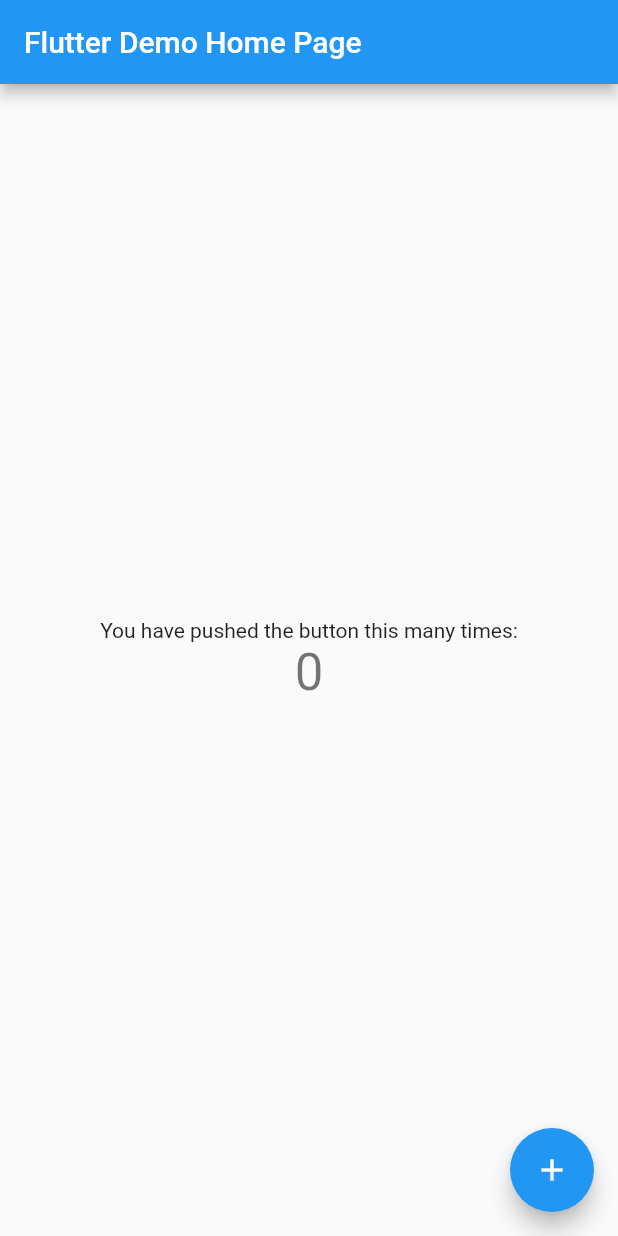
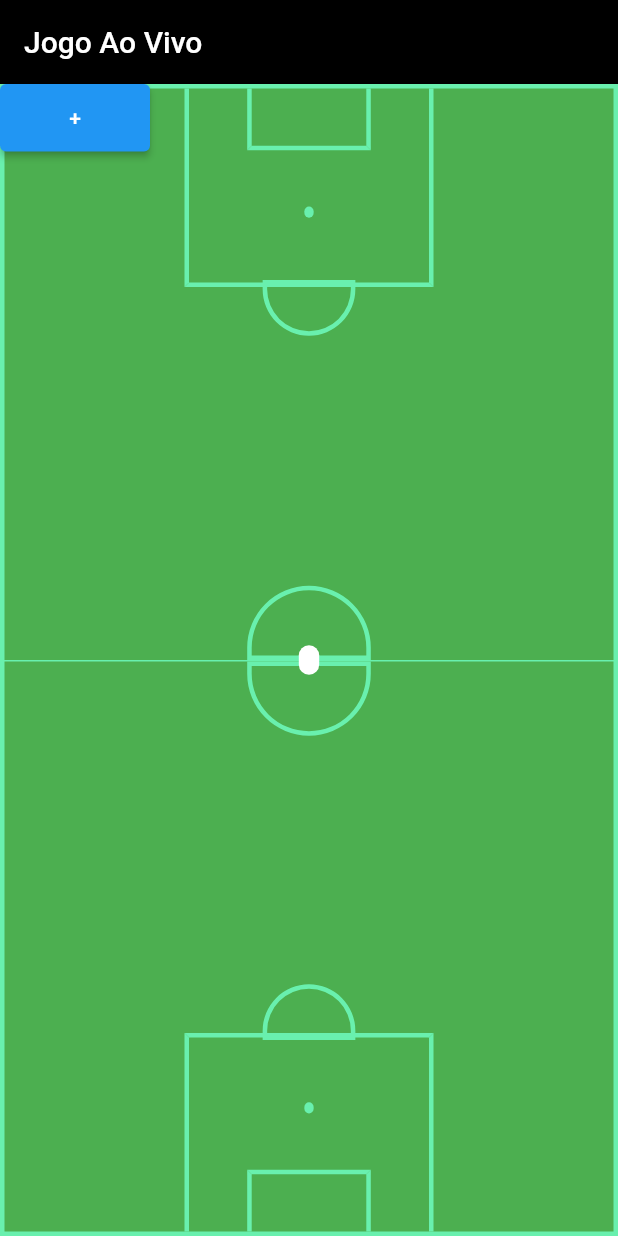
Before and after one commit to vmendesneto/Game-Real-Time, a Flutter app: the screen it shows after launch, on a phone screen of 412 x 824 dp. Run offline on Flutter 3.47's test engine with Material 2 defaults, Android fonts, the phone set to English and light mode, and no system bars; our stand-ins replace flutter_riverpod.

Commit message:
Campo pronto, bola movimentando atraves de botão.

```diff
--- /dev/null
+++ b/lib/Campo/campo_screen.dart
@@ -0,0 +1,289 @@
+import 'package:flutter/material.dart';
+import 'package:flutter_riverpod/flutter_riverpod.dart';
+import 'package:game_real_time/Providers/bola_provider.dart';
+import 'package:game_real_time/bola/bola_old.dart';
+
+import '../bola/bola_atual.dart';
+
+class CampoScreen extends ConsumerStatefulWidget {
+  const CampoScreen({
+    Key? key,
+  }) : super(key: key);
+
+  @override
+  _CampoScreenState createState() => _CampoScreenState();
+}
+
+class _CampoScreenState extends ConsumerState<CampoScreen> {
+  @override
+  Widget build(BuildContext context) {
+    final _width = MediaQuery.of(context).size.width;
+    final _height = MediaQuery.of(context).size.height;
+    final bolaState = ref.watch(bolaProvider);
+    final bola = ref.watch(bolaProvider.notifier);
+
+    return Scaffold(
+        appBar: AppBar(
+          elevation: 0.0,
+          backgroundColor: Colors.black,
+          title: const Text(
+            "Jogo Ao Vivo",
+            textAlign: TextAlign.center,
+          ),
+        ),
+        body: RawKeyboardListener(
+            focusNode: FocusNode(),
+            autofocus: true,
+            child: Container(
+                color: Colors.greenAccent,
+                width: _width,
+                height: _height,
+                child: Center(
+                    child: Stack(children: [
+                  Column(children: [
+                    Expanded(
+                        child: Container(
+                            width: _width,
+                            color: Colors.green,
+                            margin: const EdgeInsets.only(
+                                top: 3.0, left: 3.0, right: 3.0),
+                            child: Column(
+                                crossAxisAlignment: CrossAxisAlignment.center,
+                                mainAxisAlignment:
+                                    MainAxisAlignment.spaceBetween,
+                                children: [
+                                  Container(
+                                      alignment: Alignment.center,
+                                      height: _height * 0.2,
+                                      width: _width * 0.5,
+                                      color: Colors.transparent,
+                                      child: Stack(children: [
+                                        //Pequena Area
+                                        Align(
+                                            alignment: Alignment.topCenter,
+                                            child: Container(
+                                                height: _height * 0.05,
+                                                width: _width * 0.2,
+                                                decoration: const BoxDecoration(
+                                                    //color: Colors.white,
+                                                    border: Border(
+                                                        bottom: BorderSide(
+                                                            color: Colors
+                                                                .greenAccent,
+                                                            width: 3.0),
+                                                        left: BorderSide(
+                                                            color: Colors
+                                                                .greenAccent,
+                                                            width: 3.0),
+                                                        right: BorderSide(
+                                                            color: Colors
+                                                                .greenAccent,
+                                                            width: 3.0))))),
+                                        //Penalty
+                                        Align(
+                                            alignment: Alignment.center,
+                                            child: Container(
+                                                height: _height * 0.009,
+                                                width: _width * 0.015,
+                                                decoration: BoxDecoration(
+                                                  color: Colors.greenAccent,
+                                                  borderRadius:
+                                                      BorderRadius.circular(
+                                                          100),
+                                                ))),
+                                        //Grande Area
+                                        Container(
+                                            decoration: const BoxDecoration(
+                                                //color: Colors.white,
+                                                border: Border(
+                                                    bottom: BorderSide(
+                                                        color:
+                                                            Colors.greenAccent,
+                                                        width: 3.0),
+                                                    left: BorderSide(
+                                                        color:
+                                                            Colors.greenAccent,
+                                                        width: 3.0),
+                                                    right: BorderSide(
+                                                        color:
+                                                            Colors.greenAccent,
+                                                        width: 3.0))),
+                                            margin: const EdgeInsets.only(
+                                                bottom: 32.5,
+                                                left: 20.0,
+                                                right: 20.0)),
+                                        //Meia Lua
+                                        Align(
+                                            alignment: Alignment.bottomCenter,
+                                            child: Container(
+                                                height: _height * 0.045,
+                                                width: _width * 0.15,
+                                                decoration: BoxDecoration(
+                                                    border: Border.all(
+                                                        color:
+                                                            Colors.greenAccent,
+                                                        width: 3.0),
+                                                    color: Colors.transparent,
+                                                    borderRadius:
+                                                        BorderRadius.only(
+                                                      bottomLeft:
+                                                          Radius.circular(
+                                                              _width * 0.1),
+                                                      bottomRight:
+                                                          Radius.circular(
+                                                              _width * 0.1),
+                                                    )))),
+                                      ])),
+                                  //Circulo Central
+                                  Container(
+                                    alignment: Alignment.center,
+                                    height: _height * 0.06,
+                                    width: _width * 0.2,
+                                    decoration: BoxDecoration(
+                                        border: Border.all(
+                                            color: Colors.greenAccent,
+                                            width: 3.0),
+                                        color: Colors.transparent,
+                                        borderRadius: BorderRadius.only(
+                                          topLeft:
+                                              Radius.circular(_width * 0.2),
+                                          topRight:
+                                              Radius.circular(_width * 0.2),
+                                        )),
+                                  ),
+                                ]))),
+                    Expanded(
+                        child: Container(
+                            width: _width,
+                            color: Colors.green,
+                            margin: const EdgeInsets.only(
+                                top: 1.0, left: 3.0, right: 3.0, bottom: 3.0),
+                            child: Column(
+                                crossAxisAlignment: CrossAxisAlignment.center,
+                                mainAxisAlignment:
+                                    MainAxisAlignment.spaceBetween,
+                                children: [
+                                  //Circulo Central
+                                  Container(
+                                    alignment: Alignment.center,
+                                    height: _height * 0.06,
+                                    width: _width * 0.2,
+                                    decoration: BoxDecoration(
+                                        border: Border.all(
+                                            color: Colors.greenAccent,
+                                            width: 3.0),
+                                        color: Colors.transparent,
+                                        borderRadius: BorderRadius.only(
+                                          bottomLeft:
+                                              Radius.circular(_width * 0.2),
+                                          bottomRight:
+                                              Radius.circular(_width * 0.2),
+                                        )),
+                                  ),
+                                  Container(
+                                      alignment: Alignment.center,
+                                      height: _height * 0.2,
+                                      width: _width * 0.5,
+                                      color: Colors.transparent,
+                                      child: Stack(children: [
+                                        //Meia Lua
+                                        Align(
+                                            alignment: Alignment.topCenter,
+                                            child: Container(
+                                                height: _height * 0.045,
+                                                width: _width * 0.15,
+                                                decoration: BoxDecoration(
+                                                    border: Border.all(
+                                                        color:
+                                                            Colors.greenAccent,
+                                                        width: 3.0),
+                                                    color: Colors.transparent,
+                                                    borderRadius:
+                                                        BorderRadius.only(
+                                                      topLeft: Radius.circular(
+                                                          _width * 0.1),
+                                                      topRight: Radius.circular(
+                                                          _width * 0.1),
+                                                    )))),
+
+                                        //Grande Area
+                                        Container(
+                                            decoration: const BoxDecoration(
+                                                //color: Colors.white,
+                                                border: Border(
+                                                    top: BorderSide(
+                                                        color:
+                                                            Colors.greenAccent,
+                                                        width: 3.0),
+                                                    left: BorderSide(
+                                                        color:
+                                                            Colors.greenAccent,
+                                                        width: 3.0),
+                                                    right: BorderSide(
+                                                        color:
+                                                            Colors.greenAccent,
+                                                        width: 3.0))),
+                                            margin: const EdgeInsets.only(
+                                                top: 32.5,
+                                                left: 20.0,
+                                                right: 20.0)),
+                                        //Penalty
+                                        Align(
+                                            alignment: Alignment.center,
+                                            child: Container(
+                                                height: _height * 0.009,
+                                                width: _width * 0.015,
+                                                decoration: BoxDecoration(
+                                                  color: Colors.greenAccent,
+                                                  borderRadius:
+                                                      BorderRadius.circular(
+                                                          100),
+                                                ))),
+
+                                        //Pequena Area
+                                        Align(
+                                            alignment: Alignment.bottomCenter,
+                                            child: Container(
+                                                height: _height * 0.05,
+                                                width: _width * 0.2,
+                                                decoration: const BoxDecoration(
+                                                    border: Border(
+                                                        top: BorderSide(
+                                                            color: Colors
+                                                                .greenAccent,
+                                                            width: 3.0),
+                                                        left: BorderSide(
+                                                            color: Colors
+                                                                .greenAccent,
+                                                            width: 3.0),
+                                                        right: BorderSide(
+                                                            color: Colors
+                                                                .greenAccent,
+                                                            width: 3.0))))),
+                                      ])),
+                                ]))),
+                  ]),
+                  const BolaAtual(),
+                  //bolasdif(context, ref),
+                  Container(
+                      height: 45,
+                      width: 100,
+                      child: ElevatedButton(
+                          onPressed: () {
+                            setState(() {
+                              bola.mudar();
+                            });
+                          },
+                          child: Text("+"))),
+                ])))));
+  }
+}
+
+bolasdif(BuildContext context, WidgetRef ref) {
+  final bola = ref.watch(bolaProvider);
+  if (bola.y_atual != bola.y_old || bola.x_atual != bola.x_old) {
+    return const BolaOld();
+  } else {
+    return Container();
+  }
+}
--- /dev/null
+++ b/lib/Providers/bola_provider.dart
@@ -0,0 +1,5 @@
+import 'package:flutter_riverpod/flutter_riverpod.dart';
+
+import '../bola/bola_controller.dart';
+
+final bolaProvider = StateNotifierProvider<BolaController, BolaControllerState>((ref) => BolaController());
--- /dev/null
+++ b/lib/bola/bola_atual.dart
@@ -0,0 +1,30 @@
+import 'package:flutter/material.dart';
+import 'package:flutter_riverpod/flutter_riverpod.dart';
+import 'package:game_real_time/Providers/bola_provider.dart';
+
+class BolaAtual extends ConsumerStatefulWidget {
+  const BolaAtual({Key? key}) : super(key: key);
+
+  @override
+  _BolaAtualState createState() => _BolaAtualState();
+}
+
+class _BolaAtualState extends ConsumerState<BolaAtual> {
+  //Bola
+  //NO Alignment mudar o X e Y da posição da bola
+  @override
+  Widget build(BuildContext context) {
+    final _width = MediaQuery.of(context).size.width;
+    final _height = MediaQuery.of(context).size.height;
+    final bola = ref.watch(bolaProvider);
+    return Align(
+        alignment: Alignment(bola.x_atual, bola.y_atual),
+        child: Container(
+            height: _height * 0.024,
+            width: _width * 0.033,
+            decoration: BoxDecoration(
+              color: Colors.white,
+              borderRadius: BorderRadius.circular(100),
+            )));
+  }
+}
--- /dev/null
+++ b/lib/bola/bola_controller.dart
@@ -0,0 +1,34 @@
+
+import 'package:flutter_riverpod/flutter_riverpod.dart';
+import 'dart:math';
+
+class BolaControllerState {
+  double x_atual;
+  double y_atual;
+  double x_old;
+  double y_old;
+
+  BolaControllerState({
+    this.x_atual = 0.0,
+    this.y_atual = 0.0,
+    this.x_old = -0.5,
+    this.y_old = -0.5,
+  });
+}
+
+class BolaController extends StateNotifier<BolaControllerState> {
+  BolaController([BolaControllerState? state]) : super(BolaControllerState());
+
+  mudar(){
+    for(var i = 0; i < 10; i++){
+      var x = doubleInRange(Random(), -1.0, 1.0);
+      var y = doubleInRange(Random(), -1.0, 1.0);
+      state= BolaControllerState(x_atual: x, y_atual: y );
+    }
+  }
+    double doubleInRange(Random source, num start, num end) =>
+        source.nextDouble() * (end - start) + start;
+
+
+
+}
--- /dev/null
+++ b/lib/bola/bola_old.dart
@@ -0,0 +1,30 @@
+import 'package:flutter/material.dart';
+import 'package:flutter_riverpod/flutter_riverpod.dart';
+import 'package:game_real_time/Providers/bola_provider.dart';
+
+class BolaOld extends ConsumerStatefulWidget {
+  const BolaOld({Key? key}) : super(key: key);
+
+  @override
+  _BolaOldState createState() => _BolaOldState();
+}
+
+class _BolaOldState extends ConsumerState<BolaOld> {
+  //Bola
+  //NO Alignment mudar o X e Y da posição da bola
+  @override
+  Widget build(BuildContext context) {
+    final _width = MediaQuery.of(context).size.width;
+    final _height = MediaQuery.of(context).size.height;
+    final bola = ref.watch(bolaProvider);
+    return Align(
+        alignment: Alignment(bola.x_old, bola.y_old),
+        child: Container(
+            height: _height * 0.024,
+            width: _width * 0.033,
+            decoration: BoxDecoration(
+              color: Colors.amber,
+              borderRadius: BorderRadius.circular(100),
+            )));
+  }
+}
--- a/lib/main.dart
+++ b/lib/main.dart
@@ -1,107 +1,15 @@
 import 'package:flutter/material.dart';
+import 'package:flutter_riverpod/flutter_riverpod.dart';
+import 'package:game_real_time/Campo/campo_screen.dart';
 
-void main() {
-  runApp(const MyApp());
-}
+void main() => runApp(ProviderScope(child: MyApp()));
 
 class MyApp extends StatelessWidget {
-  const MyApp({super.key});
-
-  // This widget is the root of your application.
   @override
   Widget build(BuildContext context) {
-    return MaterialApp(
-      title: 'Flutter Demo',
-      theme: ThemeData(
-
-        primarySwatch: Colors.blue,
-      ),
-      home: const MyHomePage(title: 'Flutter Demo Home Page'),
+    return const MaterialApp(
+      debugShowCheckedModeBanner: false,
+      home: CampoScreen(),
     );
   }
 }
-
-class MyHomePage extends StatefulWidget {
-  const MyHomePage({super.key, required this.title});
-
-  // This widget is the home page of your application. It is stateful, meaning
-  // that it has a State object (defined below) that contains fields that affect
-  // how it looks.
-
-  // This class is the configuration for the state. It holds the values (in this
-  // case the title) provided by the parent (in this case the App widget) and
-  // used by the build method of the State. Fields in a Widget subclass are
-  // always marked "final".
-
-  final String title;
-
-  @override
-  State<MyHomePage> createState() => _MyHomePageState();
-}
-
-class _MyHomePageState extends State<MyHomePage> {
-  int _counter = 0;
-
-  void _incrementCounter() {
-    setState(() {
-      // This call to setState tells the Flutter framework that something has
-      // changed in this State, which causes it to rerun the build method below
-      // so that the display can reflect the updated values. If we changed
-      // _counter without calling setState(), then the build method would not be
-      // called again, and so nothing would appear to happen.
-      _counter++;
-    });
-  }
-
-  @override
-  Widget build(BuildContext context) {
-    // This method is rerun every time setState is called, for instance as done
-    // by the _incrementCounter method above.
-    //
-    // The Flutter framework has been optimized to make rerunning build methods
-    // fast, so that you can just rebuild anything that needs updating rather
-    // than having to individually change instances of widgets.
-    return Scaffold(
-      appBar: AppBar(
-        // Here we take the value from the MyHomePage object that was created by
-        // the App.build method, and use it to set our appbar title.
-        title: Text(widget.title),
-      ),
-      body: Center(
-        // Center is a layout widget. It takes a single child and positions it
-        // in the middle of the parent.
-        child: Column(
-          // Column is also a layout widget. It takes a list of children and
-          // arranges them vertically. By default, it sizes itself to fit its
-          // children horizontally, and tries to be as tall as its parent.
-          //
-          // Invoke "debug painting" (press "p" in the console, choose the
-          // "Toggle Debug Paint" action from the Flutter Inspector in Android
-          // Studio, or the "Toggle Debug Paint" command in Visual Studio Code)
-          // to see the wireframe for each widget.
-          //
-          // Column has various properties to control how it sizes itself and
-          // how it positions its children. Here we use mainAxisAlignment to
-          // center the children vertically; the main axis here is the vertical
-          // axis because Columns are vertical (the cross axis would be
-          // horizontal).
-          mainAxisAlignment: MainAxisAlignment.center,
-          children: <Widget>[
-            const Text(
-              'You have pushed the button this many times:',
-            ),
-            Text(
-              '$_counter',
-              style: Theme.of(context).textTheme.headline4,
-            ),
-          ],
-        ),
-      ),
-      floatingActionButton: FloatingActionButton(
-        onPressed: _incrementCounter,
-        tooltip: 'Increment',
-        child: const Icon(Icons.add),
-      ), // This trailing comma makes auto-formatting nicer for build methods.
-    );
-  }
-}
--- a/pubspec.yaml
+++ b/pubspec.yaml
@@ -36,6 +36,7 @@ dependencies:
   # The following adds the Cupertino Icons font to your application.
   # Use with the CupertinoIcons class for iOS style icons.
   cupertino_icons: ^1.0.2
+  flutter_riverpod: ^1.0.3
 
 dev_dependencies:
   flutter_test:
```
Also changed, not shown: pubspec.lock, 1 other file.
